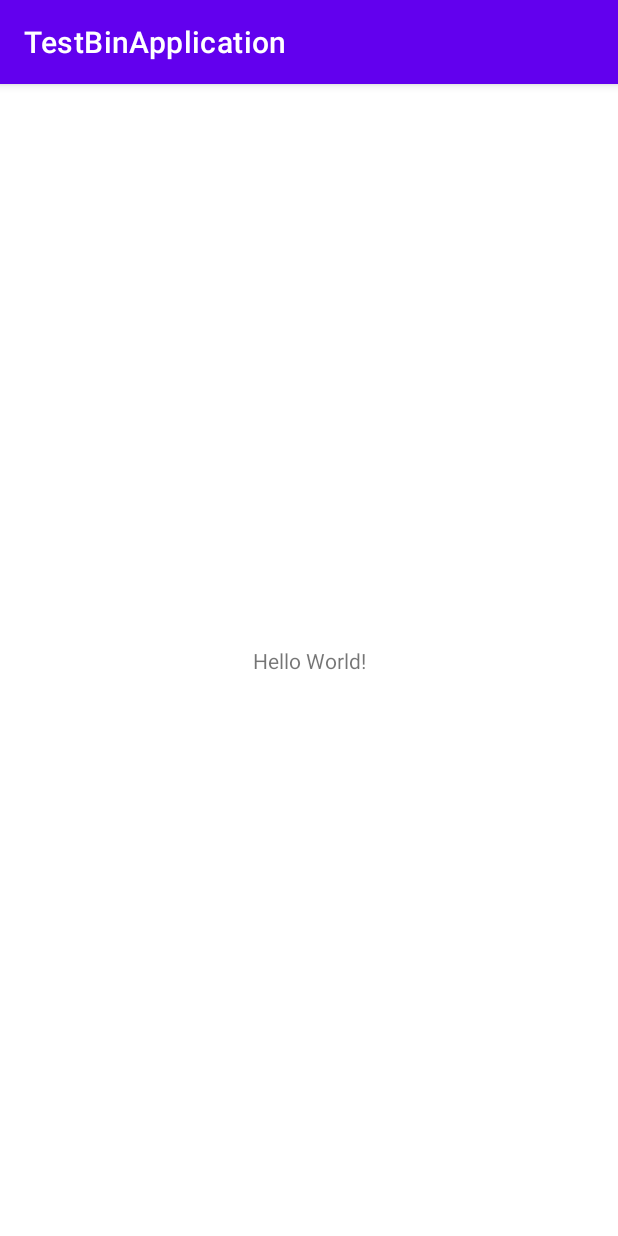
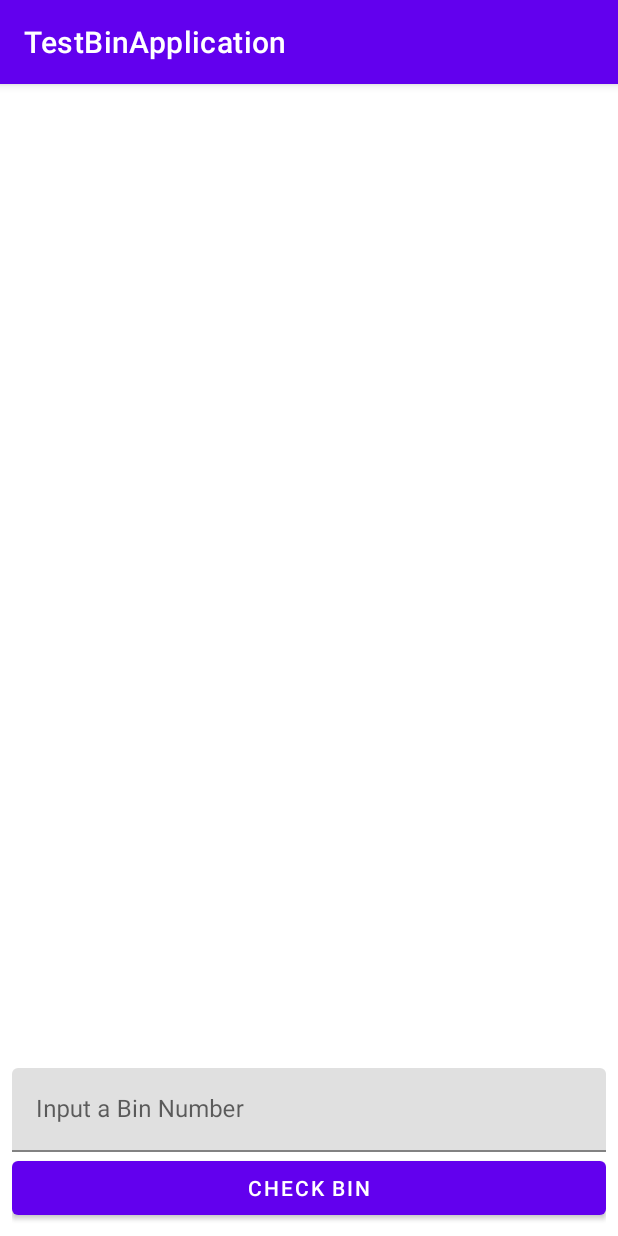
Before and after one commit to AtomApp23/TestBinApplication, an Android app: the screen it shows after launch (MainActivity), on a phone screen of 412 x 824 dp. Run offline under Robolectric (Android 15) with nearby library versions, the phone set to English and light mode, and no system bars.

Commit message:
add fragments, navigation with supportFragmentManager

```diff
--- a/app/src/main/AndroidManifest.xml
+++ b/app/src/main/AndroidManifest.xml
@@ -5,6 +5,7 @@
 
     <application
         android:allowBackup="true"
+        android:name=".core.BinApp"
         android:dataExtractionRules="@xml/data_extraction_rules"
         android:fullBackupContent="@xml/backup_rules"
         android:icon="@mipmap/ic_launcher"
@@ -14,7 +15,7 @@
         android:theme="@style/Theme.TestBinApplication"
         tools:targetApi="31">
         <activity
-            android:name=".MainActivity"
+            android:name="ru.atomapp.testbinapplication.main.presentaion.MainActivity"
             android:exported="true">
             <intent-filter>
                 <action android:name="android.intent.action.MAIN" />
--- a/app/src/main/java/ru/atomapp/testbinapplication/MainActivity.kt
+++ /dev/null
@@ -1,11 +0,0 @@
-package ru.atomapp.testbinapplication
-
-import androidx.appcompat.app.AppCompatActivity
-import android.os.Bundle
-
-class MainActivity : AppCompatActivity() {
-    override fun onCreate(savedInstanceState: Bundle?) {
-        super.onCreate(savedInstanceState)
-        setContentView(R.layout.activity_main)
-    }
-}
--- /dev/null
+++ b/app/src/main/java/ru/atomapp/testbinapplication/core/BinApp.kt
@@ -0,0 +1,10 @@
+package ru.atomapp.testbinapplication.core
+
+import android.app.Application
+
+class BinApp: Application() {
+
+    override fun onCreate() {
+        super.onCreate()
+    }
+}
--- /dev/null
+++ b/app/src/main/java/ru/atomapp/testbinapplication/main/presentaion/BinsFragment.kt
@@ -0,0 +1,44 @@
+package ru.atomapp.testbinapplication.main.presentaion
+
+import android.content.Context
+import android.os.Bundle
+import android.view.LayoutInflater
+import android.view.View
+import android.view.ViewGroup
+import android.widget.Button
+import android.widget.ProgressBar
+import androidx.fragment.app.Fragment
+import ru.atomapp.testbinapplication.R
+import ru.atomapp.testbinapplication.details.presentation.DetailsFragment
+
+class BinsFragment : Fragment() {
+
+    private var showFragment: ShowFragment = ShowFragment.Empty()
+
+    override fun onAttach(context: Context) {
+        super.onAttach(context)
+        showFragment = context as ShowFragment
+    }
+
+    override fun onCreateView(
+        inflater: LayoutInflater,
+        container: ViewGroup?,
+        savedInstanceState: Bundle?
+    ): View? {
+        return inflater.inflate(R.layout.fragment_bins, container, false)
+    }
+
+    override fun onViewCreated(view: View, savedInstanceState: Bundle?) {
+        super.onViewCreated(view, savedInstanceState)
+        view.findViewById<ProgressBar>(R.id.progressBar).visibility = View.GONE
+
+        view.findViewById<Button>(R.id.buttonCheckBin).setOnClickListener{
+            showFragment.show(DetailsFragment.newInstance("some information"))
+        }
+    }
+
+    override fun onDetach() {
+        super.onDetach()
+        showFragment = ShowFragment.Empty()
+    }
+}
--- /dev/null
+++ b/app/src/main/java/ru/atomapp/testbinapplication/main/presentaion/MainActivity.kt
@@ -0,0 +1,43 @@
+package ru.atomapp.testbinapplication.main.presentaion
+
+import androidx.appcompat.app.AppCompatActivity
+import android.os.Bundle
+import androidx.fragment.app.Fragment
+import ru.atomapp.testbinapplication.R
+
+class MainActivity : AppCompatActivity(), ShowFragment {
+    override fun onCreate(savedInstanceState: Bundle?) {
+        super.onCreate(savedInstanceState)
+        setContentView(R.layout.activity_main)
+
+        if(savedInstanceState == null) {
+           show(BinsFragment(), false)
+        }
+    }
+
+    override fun show(fragment: Fragment) {
+        show(fragment, true)
+    }
+
+    private fun show(fragment: Fragment, add: Boolean) {
+        val transaction = supportFragmentManager.beginTransaction()
+        val container = R.id.container
+        if(add) {
+            transaction.add(container, fragment)
+                .addToBackStack(fragment.javaClass.simpleName)
+        } else {
+            transaction.replace(container, fragment)
+        }
+        transaction.commit()
+    }
+}
+
+interface ShowFragment {
+
+    fun show(fragment: Fragment)
+
+    class Empty: ShowFragment {
+        override fun show(fragment: Fragment) = Unit
+
+    }
+}
--- a/app/src/main/res/layout/activity_main.xml
+++ b/app/src/main/res/layout/activity_main.xml
@@ -1,18 +1,5 @@
 <?xml version="1.0" encoding="utf-8"?>
-<androidx.constraintlayout.widget.ConstraintLayout xmlns:android="http://schemas.android.com/apk/res/android"
-    xmlns:app="http://schemas.android.com/apk/res-auto"
-    xmlns:tools="http://schemas.android.com/tools"
+<FrameLayout xmlns:android="http://schemas.android.com/apk/res/android"
+    android:id="@+id/container"
     android:layout_width="match_parent"
-    android:layout_height="match_parent"
-    tools:context=".MainActivity">
-
-    <TextView
-        android:layout_width="wrap_content"
-        android:layout_height="wrap_content"
-        android:text="Hello World!"
-        app:layout_constraintBottom_toBottomOf="parent"
-        app:layout_constraintEnd_toEndOf="parent"
-        app:layout_constraintStart_toStartOf="parent"
-        app:layout_constraintTop_toTopOf="parent" />
-
-</androidx.constraintlayout.widget.ConstraintLayout>
+    android:layout_height="match_parent" />
--- /dev/null
+++ b/app/src/main/res/layout/fragment_bins.xml
@@ -0,0 +1,57 @@
+<?xml version="1.0" encoding="utf-8"?>
+<LinearLayout xmlns:android="http://schemas.android.com/apk/res/android"
+    xmlns:tools="http://schemas.android.com/tools"
+    xmlns:app="http://schemas.android.com/apk/res-auto"
+    android:orientation="vertical"
+    android:layout_width="match_parent"
+    android:layout_height="match_parent"
+    android:padding="@dimen/default_padding">
+
+    <ProgressBar
+        android:id="@+id/progressBar"
+        android:layout_width="match_parent"
+        android:layout_height="match_parent"
+        android:visibility="visible"
+        tools:visibility="gone"/>
+
+    <TextView
+        android:visibility="gone"
+        tools:visibility = "visible"
+        android:id="@+id/textViewError"
+        android:layout_width="match_parent"
+        android:layout_height="wrap_content"
+        tools:text="@string/something_went_wrong"
+        android:textColor="@color/white"
+        android:gravity="center"
+        android:background="@color/purple_500"
+        android:padding="@dimen/default_padding"/>
+
+    <androidx.recyclerview.widget.RecyclerView
+        android:id="@+id/recyclerViewHistory"
+        android:layout_width="match_parent"
+        android:layout_height="0dp"
+        android:layout_weight="1"
+        android:padding="@dimen/default_padding"
+        app:layoutManager="androidx.recyclerview.widget.LinearLayoutManager" />
+
+    <com.google.android.material.textfield.TextInputLayout
+        android:layout_width="match_parent"
+        android:layout_height="wrap_content"
+        android:hint="@string/input_a_bin_number">
+
+        <com.google.android.material.textfield.TextInputEditText
+            android:id="@+id/editText"
+            android:layout_width="match_parent"
+            android:layout_height="wrap_content"
+            android:inputType="number"
+            android:maxLength="8" />
+
+    </com.google.android.material.textfield.TextInputLayout>
+
+    <Button
+        android:id="@+id/buttonCheckBin"
+        android:layout_width="match_parent"
+        android:layout_height="wrap_content"
+        android:text="@string/check_bin" />
+
+</LinearLayout>
--- /dev/null
+++ b/app/src/main/res/values/dimens.xml
@@ -0,0 +1,4 @@
+<?xml version="1.0" encoding="utf-8"?>
+<resources>
+    <dimen name="default_padding">8dp</dimen>
+</resources>
--- a/app/src/main/res/values/strings.xml
+++ b/app/src/main/res/values/strings.xml
@@ -1,3 +1,6 @@
 <resources>
     <string name="app_name">TestBinApplication</string>
+    <string name="check_bin">Check Bin</string>
+    <string name="input_a_bin_number">Input a Bin Number</string>
+    <string name="something_went_wrong">Something went wrong</string>
 </resources>
```
Also changed, not shown: app/src/main/java/ru/atomapp/testbinapplication/details/presentation/DetailsFragment.kt (added, +37 -0 lines), app/src/main/res/layout/fragment_details.xml (added, +16 -0 lines).
